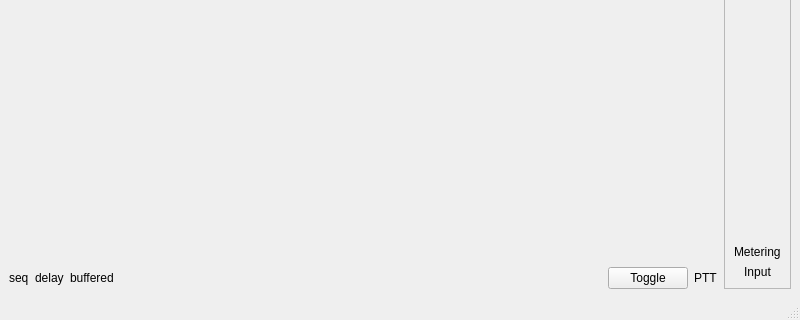
First picture: the form in mqt/MqtKeyerProxy/kpmainwindow.ui, repository Rsclub22/Minos2-Mirror, before the edit; both pictures show x 0 to 800 and y 280 to 600 of the 800 by 600 pixel window.
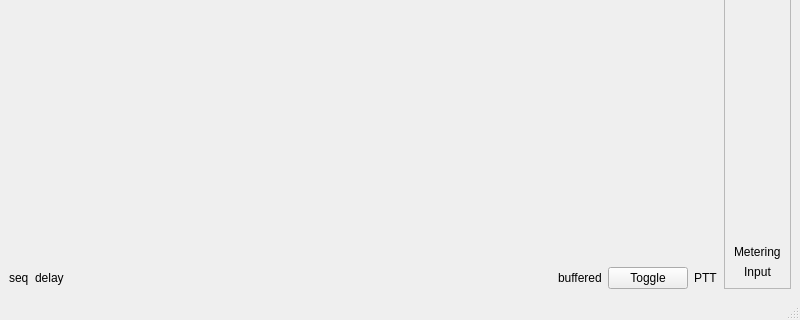
Second picture: the form after the edit. Custom widgets are drawn as their Qt base class.

Commit message: Match the sample rates

Diff of the .ui file:
```diff
--- a/mqt/MqtKeyerProxy/kpmainwindow.ui
+++ b/mqt/MqtKeyerProxy/kpmainwindow.ui
@@ -225,14 +225,7 @@
          </widget>
         </item>
         <item>
-         <widget class="QLabel" name="bufferedLabel">
-          <property name="text">
-           <string>buffered</string>
-          </property>
-         </widget>
-        </item>
-        <item>
-         <spacer name="horizontalSpacer_2">
+         <spacer name="horizontalSpacer_5">
           <property name="orientation">
            <enum>Qt::Horizontal</enum>
           </property>
@@ -244,6 +237,13 @@
           </property>
          </spacer>
         </item>
+        <item>
+         <widget class="QLabel" name="bufferedLabel">
+          <property name="text">
+           <string>buffered</string>
+          </property>
+         </widget>
+        </item>
         <item>
          <widget class="QPushButton" name="pushButton">
           <property name="text">
```
The commit also changes 1 other file.
